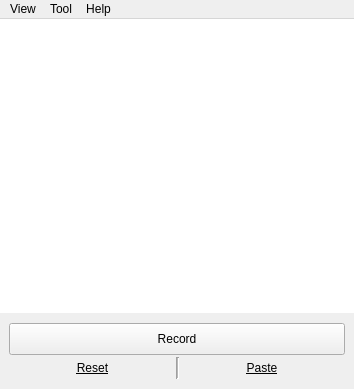
Qt form src/ui/home.ui (LambolAlee/PasTk-Cpp) before a commit.
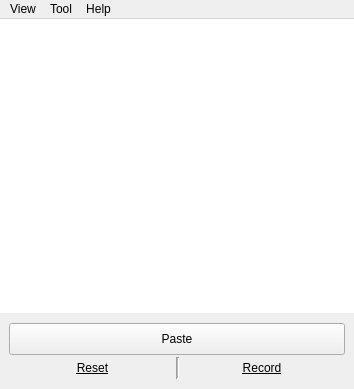
The same form after that commit. Icons and pictures are not drawn. Custom widgets are drawn as their Qt base class.

```diff
--- a/src/ui/home.ui
+++ b/src/ui/home.ui
@@ -50,7 +50,7 @@
         <number>5</number>
        </property>
        <item>
-        <widget class="QPushButton" name="recordButton">
+        <widget class="QPushButton" name="pasteButton">
          <property name="minimumSize">
           <size>
            <width>0</width>
@@ -58,7 +58,7 @@
           </size>
          </property>
          <property name="text">
-          <string>Record</string>
+          <string>Paste</string>
          </property>
         </widget>
        </item>
@@ -93,14 +93,14 @@
           </widget>
          </item>
          <item>
-          <widget class="QPushButton" name="pasteButton">
+          <widget class="QPushButton" name="recordButton">
            <property name="font">
             <font>
              <underline>true</underline>
             </font>
            </property>
            <property name="text">
-            <string>Paste</string>
+            <string>Record</string>
            </property>
            <property name="flat">
             <bool>true</bool>
@@ -199,6 +199,13 @@
    </property>
   </action>
  </widget>
+ <customwidgets>
+  <customwidget>
+   <class>DetailListView</class>
+   <extends>QListView</extends>
+   <header>ui/detaillistview.h</header>
+  </customwidget>
+ </customwidgets>
  <resources>
   <include location="../resources/rc.qrc"/>
  </resources>
```
Left out of the diff: 4 changed lines with no effect on the pictures.
